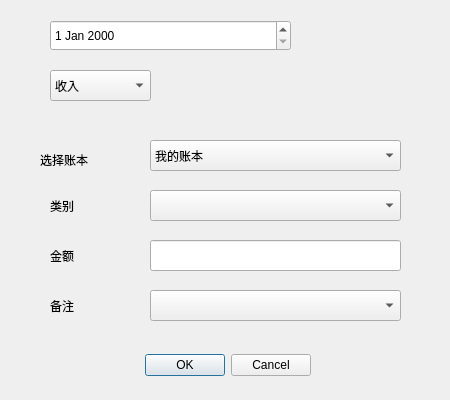
Above: addone.ui from AliceLou007/accountbook before the change. Below: the same form after it.
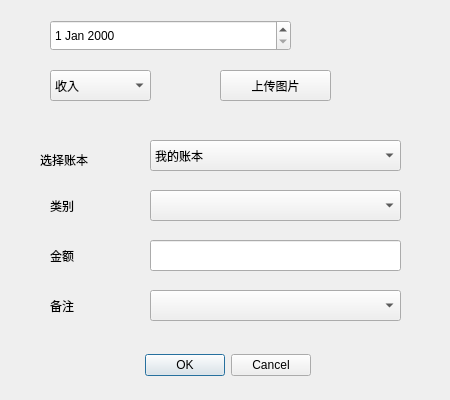
That is the form after the change.

What changed in the file:
```diff
--- a/addone.ui
+++ b/addone.ui
@@ -153,6 +153,19 @@
     <string>选择账本</string>
    </property>
   </widget>
+  <widget class="QPushButton" name="picture">
+   <property name="geometry">
+    <rect>
+     <x>220</x>
+     <y>70</y>
+     <width>111</width>
+     <height>31</height>
+    </rect>
+   </property>
+   <property name="text">
+    <string>上传图片</string>
+   </property>
+  </widget>
   <zorder>dateEdit</zorder>
   <zorder>lineEditAmount</zorder>
   <zorder>buttonBox</zorder>
```
Left out of the diff: 1 changed line with no effect on the pictures.
